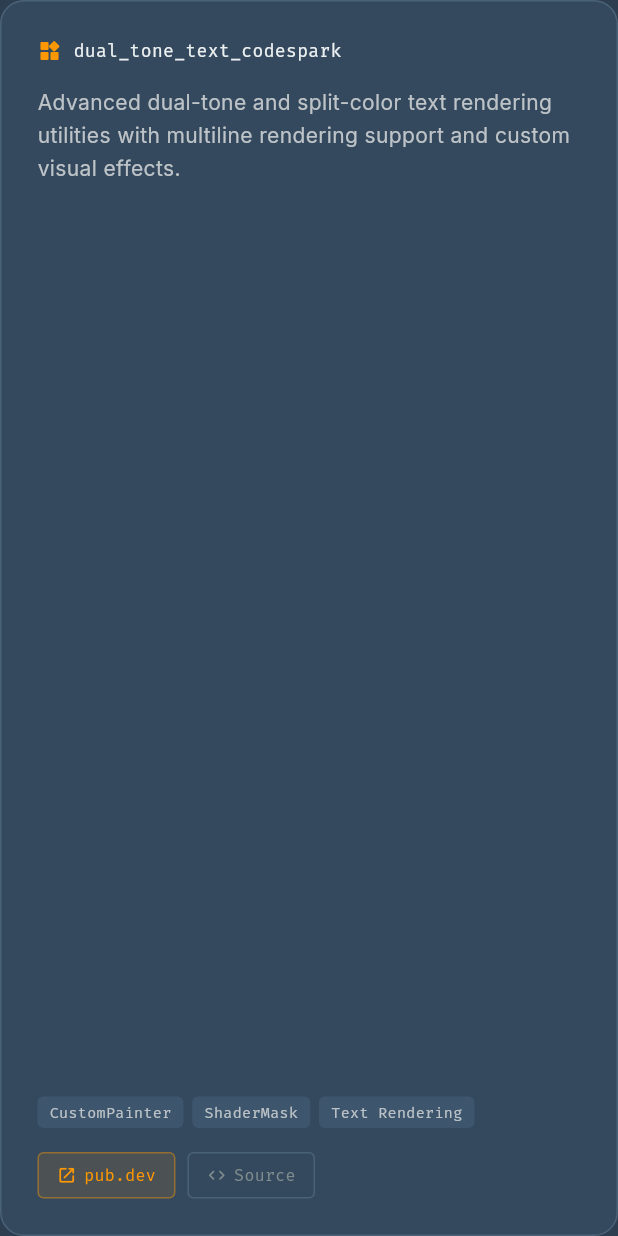
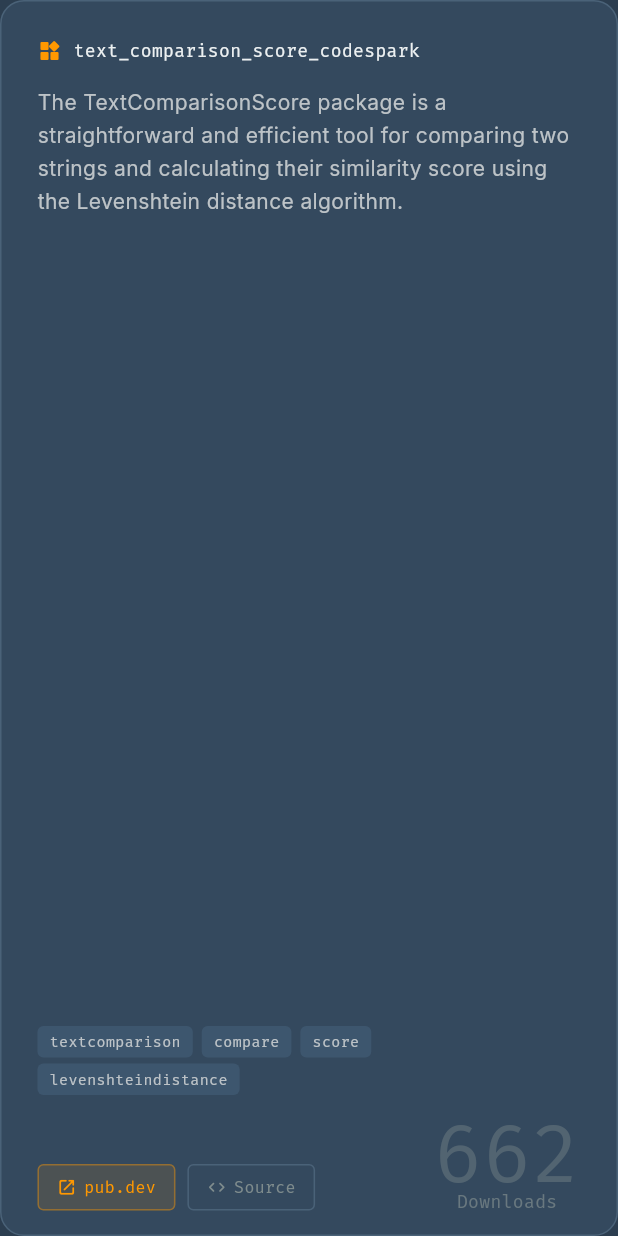
Before and after one commit to Katayath-Sai-Kiran/my-portfolio, a Flutter app: the _PackageCard widget shown alone on an empty page, opened directly with sample values from the repository, on a phone screen of 412 x 824 dp. Run offline on Flutter 3.47's test engine with Material 3 defaults, Android fonts, the phone set to English and light mode, and no system bars; drawn by our look-alikes of flutter_animate; our stand-ins replace google_fonts.

Commit message:
Add new scripts for publishing and scraping package data, update portfolio data, and enhance OpenSourcePackage model with downloads

```diff
--- a/lib/core/constants/app_strings.dart
+++ b/lib/core/constants/app_strings.dart
@@ -76,6 +76,6 @@
   static const String emailAddress = 'ksaikiran0407@gmail.com';
   static const String websiteUrl = 'https://ksaikiran.dev';
   static const String pubDevUrl =
-      'https://pub.dev/publishers/ksaikiran.tech/packages';
+      'https://pub.dev/publishers/ksaikiran.dev/packages';
   static const String resumeUrl = '';
 }
--- a/lib/core/constants/app_text_styles.dart
+++ b/lib/core/constants/app_text_styles.dart
@@ -67,6 +67,11 @@
     fontWeight: FontWeight.w400,
     color: AppColors.accent,
     height: 1.5,
+    fontFeatures: [
+      const FontFeature.tabularFigures(),
+      FontFeature.proportionalFigures(),
+      FontFeature.enable('lnum'),
+    ],
   );
 
   static TextStyle get navItem => GoogleFonts.inter(
--- a/lib/features/contact/contact_section.dart
+++ b/lib/features/contact/contact_section.dart
@@ -27,7 +27,7 @@
     _ContactItem(
       icon: Icons.work_outline_rounded,
       label: 'LinkedIn',
-      value: 'sai-kiran-katayath',
+      value: 'Sai Kiran Katayath',
       url: AppStrings.linkedinUrl,
     ),
     _ContactItem(
--- a/lib/features/experience/experience_section.dart
+++ b/lib/features/experience/experience_section.dart
@@ -89,7 +89,7 @@
                     padding: const EdgeInsets.only(top: 6),
                     child: Text(
                       experience.duration,
-                      style: AppTextStyles.labelLarge,
+                      style: AppTextStyles.labelLarge.copyWith(height: 1),
                       textAlign: TextAlign.right,
                     ),
                   ),
--- a/lib/features/open_source/open_source_section.dart
+++ b/lib/features/open_source/open_source_section.dart
@@ -1,5 +1,6 @@
 import 'package:flutter/material.dart';
 import 'package:flutter_animate/flutter_animate.dart';
+import 'package:flutter/foundation.dart';
 import 'package:url_launcher/url_launcher.dart';
 import '../../core/constants/app_colors.dart';
 import '../../core/constants/app_dimensions.dart';
@@ -8,6 +9,7 @@
 import '../../core/utils/responsive_helper.dart';
 import '../../shared/data/portfolio_data.dart';
 import '../../shared/models/portfolio_models.dart';
+import '../../shared/services/pub_dev_service.dart';
 import '../../shared/widgets/section_title.dart';
 
 class OpenSourceSection extends StatelessWidget {
@@ -105,6 +107,47 @@
 
 class _PackageCardState extends State<_PackageCard> {
   bool _hovered = false;
+  int? _downloads;
+  bool _loadingDownloads = false;
+  String? _packageVersion;
+
+  @override
+  void initState() {
+    super.initState();
+    _maybeFetchDownloads();
+  }
+
+  void _maybeFetchDownloads() async {
+    // If the package model already has downloads, use it.
+    if (widget.pkg.downloads != null) {
+      setState(() => _downloads = widget.pkg.downloads);
+      return;
+    }
+
+    setState(() => _loadingDownloads = true);
+    if (kDebugMode) {
+      // ignore: avoid_print
+      print('OpenSourceSection: fetching downloads for ${widget.pkg.name}');
+    }
+    final d = await PubDevService.instance.fetchDownloads(widget.pkg.name);
+    if (!mounted) return;
+    if (d != null) {
+      setState(() {
+        _downloads = d;
+        _loadingDownloads = false;
+      });
+      return;
+    }
+
+    // No downloads available — try fetching richer package info (version/published)
+    final info = await PubDevService.instance.fetchPackageInfo(widget.pkg.name);
+    if (!mounted) return;
+    setState(() {
+      _downloads = info != null ? (info['downloads'] as int?) : null;
+      _packageVersion = info != null ? (info['version'] as String?) : null;
+      _loadingDownloads = false;
+    });
+  }
 
   @override
   Widget build(BuildContext context) {
@@ -114,7 +157,7 @@
       child:
           AnimatedContainer(
                 duration: const Duration(milliseconds: 200),
-                padding: const EdgeInsets.all(24),
+                padding: const EdgeInsets.fromLTRB(24, 24, 24, 16),
                 decoration: BoxDecoration(
                   color: AppColors.backgroundCard,
                   borderRadius: BorderRadius.circular(AppDimensions.cardRadius),
@@ -140,6 +183,7 @@
                   children: [
                     // Package icon & name
                     Row(
+                      mainAxisAlignment: MainAxisAlignment.start,
                       children: [
                         const Icon(
                           Icons.widgets_rounded,
@@ -150,6 +194,7 @@
                         Expanded(
                           child: Text(
                             widget.pkg.name,
+                            maxLines: 2,
                             style: AppTextStyles.mono.copyWith(
                               fontSize: 12,
                               color: AppColors.textPrimary,
@@ -194,12 +239,15 @@
                           .toList(),
                     ),
                     const SizedBox(height: 16),
-                    Row(
+                    IntrinsicHeight(
+                      child: Row(
+                        crossAxisAlignment: CrossAxisAlignment.end,
                         children: [
                           _ActionButton(
                             label: 'pub.dev',
                             icon: Icons.open_in_new_rounded,
-                          onTap: () => launchUrl(Uri.parse(widget.pkg.pubUrl)),
+                            onTap: () =>
+                                launchUrl(Uri.parse(widget.pkg.pubUrl)),
                             primary: true,
                           ),
                           if (widget.pkg.githubUrl != null) ...[
@@ -211,7 +259,39 @@
                                   launchUrl(Uri.parse(widget.pkg.githubUrl!)),
                             ),
                           ],
+
+                          const SizedBox(width: 8),
+                          const Spacer(),
+
+                          Column(
+                            children: [
+                              // Display loading, formatted downloads, or version fallback
+                              Text(
+                                (_downloads != null
+                                    ? _formatDownloads(_downloads!)
+                                    : '--'),
+                                style: AppTextStyles.mono.copyWith(
+                                  fontSize: 54,
+                                  height: 0.9,
+                                  color: AppColors.textMuted.withValues(
+                                    alpha: 0.4,
+                                  ),
+                                ),
+                              ),
+                              Text(
+                                'Downloads',
+                                style: AppTextStyles.mono.copyWith(
+                                  fontSize: 12,
+                                  height: 1,
+                                  color: AppColors.textMuted.withValues(
+                                    alpha: 0.7,
+                                  ),
+                                ),
+                              ),
                             ],
+                          ),
+                        ],
+                      ),
                     ),
                   ],
                 ),
@@ -220,6 +300,16 @@
               .fadeIn(duration: 400.ms)
               .slideY(begin: 0.1, end: 0),
     );
+  }
+
+  String _formatDownloads(int value) {
+    if (value >= 1000000) {
+      return '${(value / 1000000).toStringAsFixed(1)}M';
+    }
+    if (value >= 1000) {
+      return '${(value / 1000).toStringAsFixed(1)}k';
+    }
+    return value.toString();
   }
 }
 
--- a/lib/shared/data/portfolio_data.dart
+++ b/lib/shared/data/portfolio_data.dart
@@ -128,72 +128,120 @@
   // ── Open Source Packages ─────────────────────────────────────────────────
   static const List<OpenSourcePackage> packages = [
     OpenSourcePackage(
-      name: 'dual_tone_text_codespark',
+      name: 'text_comparison_score_codespark',
+      downloads: 662,
       description:
-          'Advanced dual-tone and split-color text rendering utilities with '
-          'multiline rendering support and custom visual effects.',
-      tags: ['CustomPainter', 'ShaderMask', 'Text Rendering'],
-      pubUrl: 'https://pub.dev/packages/dual_tone_text_codespark',
-      githubUrl: 'https://github.com/saikirankatayath/dual_tone_text_codespark',
+          'The TextComparisonScore package is a straightforward and efficient tool for comparing two strings and calculating their similarity score using the Levenshtein distance algorithm.',
+      tags: ['textcomparison', 'compare', 'score', 'levenshteindistance'],
+      pubUrl: 'https://pub.dev/packages/text_comparison_score_codespark',
+      githubUrl:
+          'https://github.com/Katayath-Sai-Kiran/text_comparison_score_codespark',
+    ),
+
+    OpenSourcePackage(
+      downloads: 164,
+      name: 'animated_dropdown_search_codespark',
+      description:
+          'Empower your app with a sophisticated dropdown widget, featuring search and highlighting.',
+      tags: [
+        'dropdownmenu',
+        'multiselectdropdown',
+        'search',
+        'highlighting',
+        'animateddropdown',
+      ],
+      pubUrl: 'https://pub.dev/packages/animated_dropdown_search_codespark',
+      githubUrl:
+          'https://github.com/Katayath-Sai-Kiran/animated_dropdown_search_codespark',
     ),
     OpenSourcePackage(
-      name: 'rich_highlight',
+      downloads: 137,
+      name: 'advanced_text_input_formatters_codespark',
       description:
-          'Reusable inline text highlighting utilities using TextSpan-based '
-          'rendering systems.',
-      tags: ['TextSpan', 'Highlight', 'Text'],
-      pubUrl: 'https://pub.dev/packages/rich_highlight',
-      githubUrl: 'https://github.com/saikirankatayath/rich_highlight',
-    ),
-    OpenSourcePackage(
-      name: 'read_more_codespark',
-      description:
-          'Expandable text system with animations and customizable read-more '
-          'behavior.',
-      tags: ['Animation', 'Text', 'UX'],
-      pubUrl: 'https://pub.dev/packages/read_more_codespark',
-      githubUrl: 'https://github.com/saikirankatayath/read_more_codespark',
-    ),
-    OpenSourcePackage(
-      name: 'text_comparison_score_codespark',
-      description:
-          'Text similarity utility package supporting multiple comparison '
-          'algorithms and scoring systems.',
-      tags: ['Dart', 'Algorithms', 'NLP'],
-      pubUrl: 'https://pub.dev/packages/text_comparison_score_codespark',
+          'A Flutter package with advanced custom TextInputFormatters—simulate typing, block clipboard, allow only palindromes, enforce naming conventions and more.',
+      tags: [
+        'textinput',
+        'inputformatter',
+        'validation',
+        'typing',
+        'formatting',
+      ],
+      pubUrl:
+          'https://pub.dev/packages/advanced_text_input_formatters_codespark',
       githubUrl:
-          'https://github.com/saikirankatayath/text_comparison_score_codespark',
+          'https://github.com/Katayath-Sai-Kiran/advanced_text_input_formatters_codespark',
     ),
     OpenSourcePackage(
       name: 'icon_to_text_extension_codespark',
+      downloads: 94,
       description:
-          'Extension utilities for converting Flutter icons into reusable text '
-          'widgets and spans.',
-      tags: ['Icons', 'TextSpan', 'Extensions'],
+          'Flutter extension to render any IconData (Material or Cupertino) as Text or TextSpan for inline icons in rich text and custom layouts.',
+      tags: [
+        'icondata',
+        'icons-to-text',
+        'material-icons',
+        'inline-icons',
+        'flutter-extensions',
+      ],
       pubUrl: 'https://pub.dev/packages/icon_to_text_extension_codespark',
       githubUrl:
-          'https://github.com/saikirankatayath/icon_to_text_extension_codespark',
+          'https://github.com/Katayath-Sai-Kiran/icon_to_text_extension_codespark',
     ),
     OpenSourcePackage(
-      name: 'advanced_text_input_formatters_codespark',
+      name: 'rich_highlight_text_codespark',
+      downloads: 76,
+
       description:
-          'Reusable advanced text input formatting utilities for Flutter '
-          'applications.',
-      tags: ['Forms', 'Input', 'Formatter'],
-      pubUrl:
-          'https://pub.dev/packages/advanced_text_input_formatters_codespark',
+          'Adds extension methods to highlight substrings in Text or String using Text.rich and custom styles. Simple inline highlighting with minimal code.',
+      tags: ['text', 'highlight', 'richtext', 'inline-style', 'textspan'],
+      pubUrl: 'https://pub.dev/packages/rich_highlight_text_codespark',
       githubUrl:
-          'https://github.com/saikirankatayath/advanced_text_input_formatters_codespark',
+          'https://github.com/Katayath-Sai-Kiran/rich_highlight_text_codespark',
     ),
     OpenSourcePackage(
-      name: 'animated_dropdown_search_codespark',
+      downloads: 44,
+      name: 'read_more_codespark',
       description:
-          'Animated searchable dropdown system with customizable interaction '
-          'behavior.',
-      tags: ['Animation', 'Dropdown', 'Search'],
-      pubUrl: 'https://pub.dev/packages/animated_dropdown_search_codespark',
+          'Tired of truncated text? read_more_codespark offers a simple and customizable solution for displaying expandable text in your Flutter projects.',
+      tags: [],
+      pubUrl: 'https://pub.dev/packages/read_more_codespark',
+      githubUrl: 'https://github.com/Katayath-Sai-Kiran/read_more_codespark',
+    ),
+    OpenSourcePackage(
+      downloads: 41,
+      name: 'dual_tone_text_codespark',
+      description:
+          'A Flutter package to render text with sharp dual-tone color splits '
+          '—vertical, horizontal, or radial. Great for stylish titles and headers.',
+      tags: ['text', 'shader', 'custom-text', 'typography', 'dual-tone'],
+      pubUrl: 'https://pub.dev/packages/dual_tone_text_codespark',
       githubUrl:
-          'https://github.com/saikirankatayath/animated_dropdown_search_codespark',
+          'https://github.com/Katayath-Sai-Kiran/dual_tone_text_codespark',
+    ),
+    OpenSourcePackage(
+      downloads: 41,
+      name: 'curved_text_codespark',
+      description:
+          'Render text along circular, spiral, wave, elliptical, or custom paths with full animation, interactivity, and styling.  A modern curved text widget for Flutter.',
+      tags: [
+        'curved-text',
+        'path-text',
+        'text-effects',
+        'text-animation',
+        'interactive-text',
+      ],
+      pubUrl: 'https://pub.dev/packages/curved_text_codespark',
+      githubUrl: 'https://github.com/Katayath-Sai-Kiran/curved_text_codespark',
+    ),
+    OpenSourcePackage(
+      downloads: 19,
+      name: 'text_highlight_codespark',
+      description:
+          'A Flutter package for highlighting text within a string, supporting single, multiple, and regex-based queries.',
+      tags: [],
+      pubUrl: 'https://pub.dev/packages/text_highlight_codespark',
+      githubUrl:
+          'https://github.com/Katayath-Sai-Kiran/text_highlight_codespark',
     ),
   ];
 
--- a/lib/shared/models/portfolio_models.dart
+++ b/lib/shared/models/portfolio_models.dart
@@ -78,6 +78,7 @@
     required this.tags,
     required this.pubUrl,
     this.githubUrl,
+    this.downloads,
   });
 
   final String name;
@@ -85,6 +86,7 @@
   final List<String> tags;
   final String pubUrl;
   final String? githubUrl;
+  final int? downloads;
 }
 
 /// Technical writing article card (Technical Writing section).
--- a/pubspec.yaml
+++ b/pubspec.yaml
@@ -17,6 +17,8 @@
   url_launcher: ^6.3.1
   font_awesome_flutter: ^10.8.0
   visibility_detector: ^0.4.0+2
+  http: ^1.1.0
+  icon_to_text_extension_codespark: ^0.0.3
 
 dev_dependencies:
   flutter_test:
```
Also changed, not shown: bin/list_publisher.dart (added, +24 -0 lines), bin/scrape_publisher_html.dart (added, +18 -0 lines), bin/update_pub_packages.dart (added, +70 -0 lines), lib/shared/services/pub_dev_service.dart (added, +216 -0 lines), pubspec.lock, 1 other file. Lines whose indentation alone changed are shown as unchanged.
